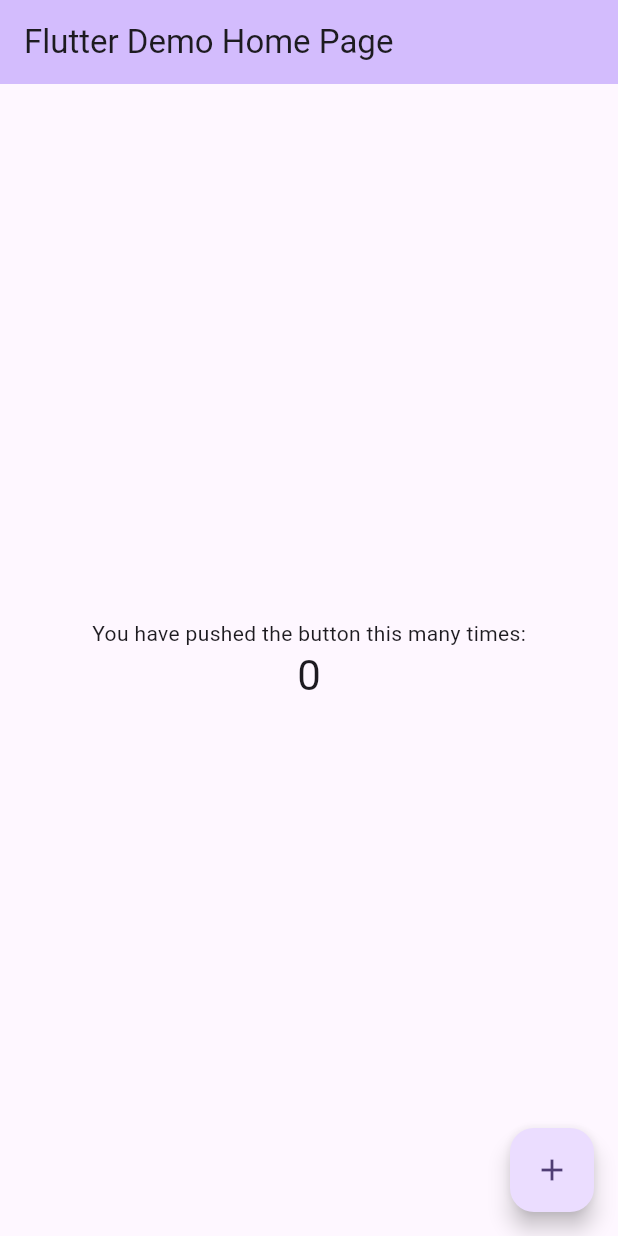
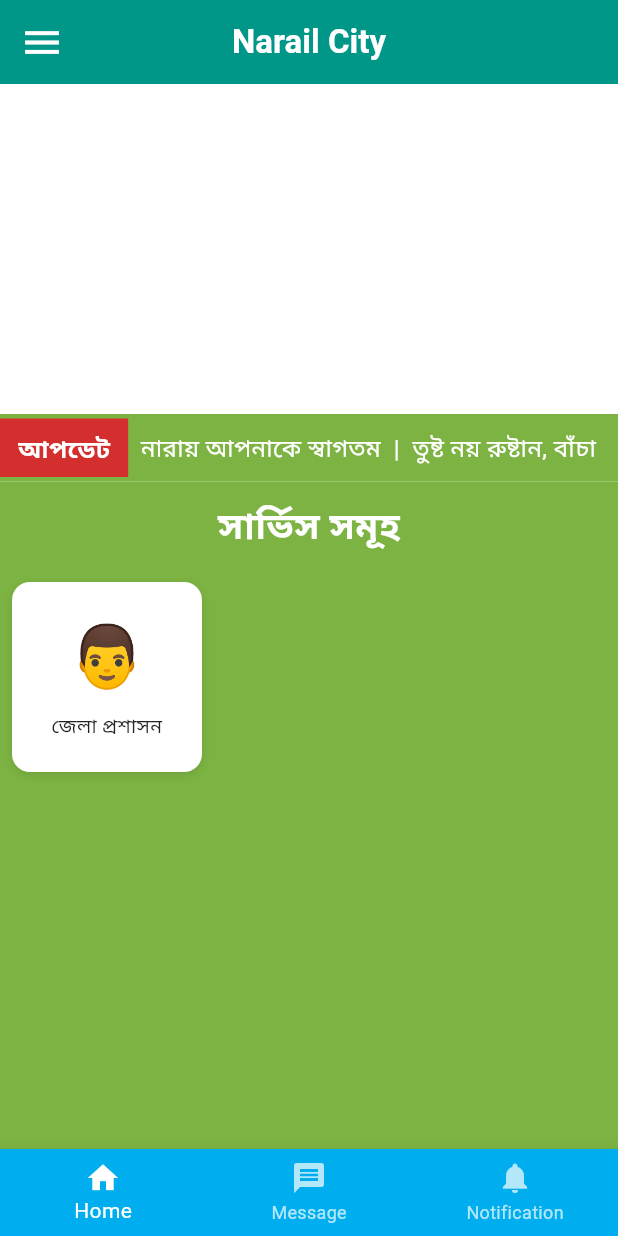
Before and after one commit to bappyguria/narail_city, a Flutter app: the screen it shows after launch, on a phone screen of 412 x 824 dp. Run offline on Flutter 3.47's test engine with Material 3 defaults, Android fonts, the phone set to English and light mode, and no system bars; our stand-ins replace cloud_firestore, firebase_core, flutter_bloc; accounts and stored records are empty.

Commit message:
UI 1 DESIGN COMPLITED

```diff
--- a/lib/main.dart
+++ b/lib/main.dart
@@ -1,122 +1,23 @@
+import 'package:firebase_core/firebase_core.dart';
 import 'package:flutter/material.dart';
+import 'package:narail_city/ui/screens/splash_screen.dart';
 
-void main() {
+Future<void> main() async {
+  WidgetsFlutterBinding.ensureInitialized();
+  await Firebase.initializeApp();
   runApp(const MyApp());
 }
 
 class MyApp extends StatelessWidget {
   const MyApp({super.key});
-
-  // This widget is the root of your application.
   @override
   Widget build(BuildContext context) {
     return MaterialApp(
       title: 'Flutter Demo',
       theme: ThemeData(
-        // This is the theme of your application.
-        //
-        // TRY THIS: Try running your application with "flutter run". You'll see
-        // the application has a purple toolbar. Then, without quitting the app,
-        // try changing the seedColor in the colorScheme below to Colors.green
-        // and then invoke "hot reload" (save your changes or press the "hot
-        // reload" button in a Flutter-supported IDE, or press "r" if you used
-        // the command line to start the app).
-        //
-        // Notice that the counter didn't reset back to zero; the application
-        // state is not lost during the reload. To reset the state, use hot
-        // restart instead.
-        //
-        // This works for code too, not just values: Most code changes can be
-        // tested with just a hot reload.
         colorScheme: ColorScheme.fromSeed(seedColor: Colors.deepPurple),
       ),
-      home: const MyHomePage(title: 'Flutter Demo Home Page'),
+      home: SplashScreen(),
     );
   }
 }
-
-class MyHomePage extends StatefulWidget {
-  const MyHomePage({super.key, required this.title});
-
-  // This widget is the home page of your application. It is stateful, meaning
-  // that it has a State object (defined below) that contains fields that affect
-  // how it looks.
-
-  // This class is the configuration for the state. It holds the values (in this
-  // case the title) provided by the parent (in this case the App widget) and
-  // used by the build method of the State. Fields in a Widget subclass are
-  // always marked "final".
-
-  final String title;
-
-  @override
-  State<MyHomePage> createState() => _MyHomePageState();
-}
-
-class _MyHomePageState extends State<MyHomePage> {
-  int _counter = 0;
-
-  void _incrementCounter() {
-    setState(() {
-      // This call to setState tells the Flutter framework that something has
-      // changed in this State, which causes it to rerun the build method below
-      // so that the display can reflect the updated values. If we changed
-      // _counter without calling setState(), then the build method would not be
-      // called again, and so nothing would appear to happen.
-      _counter++;
-    });
-  }
-
-  @override
-  Widget build(BuildContext context) {
-    // This method is rerun every time setState is called, for instance as done
-    // by the _incrementCounter method above.
-    //
-    // The Flutter framework has been optimized to make rerunning build methods
-    // fast, so that you can just rebuild anything that needs updating rather
-    // than having to individually change instances of widgets.
-    return Scaffold(
-      appBar: AppBar(
-        // TRY THIS: Try changing the color here to a specific color (to
-        // Colors.amber, perhaps?) and trigger a hot reload to see the AppBar
-        // change color while the other colors stay the same.
-        backgroundColor: Theme.of(context).colorScheme.inversePrimary,
-        // Here we take the value from the MyHomePage object that was created by
-        // the App.build method, and use it to set our appbar title.
-        title: Text(widget.title),
-      ),
-      body: Center(
-        // Center is a layout widget. It takes a single child and positions it
-        // in the middle of the parent.
-        child: Column(
-          // Column is also a layout widget. It takes a list of children and
-          // arranges them vertically. By default, it sizes itself to fit its
-          // children horizontally, and tries to be as tall as its parent.
-          //
-          // Column has various properties to control how it sizes itself and
-          // how it positions its children. Here we use mainAxisAlignment to
-          // center the children vertically; the main axis here is the vertical
-          // axis because Columns are vertical (the cross axis would be
-          // horizontal).
-          //
-          // TRY THIS: Invoke "debug painting" (choose the "Toggle Debug Paint"
-          // action in the IDE, or press "p" in the console), to see the
-          // wireframe for each widget.
-          mainAxisAlignment: MainAxisAlignment.center,
-          children: <Widget>[
-            const Text('You have pushed the button this many times:'),
-            Text(
-              '$_counter',
-              style: Theme.of(context).textTheme.headlineMedium,
-            ),
-          ],
-        ),
-      ),
-      floatingActionButton: FloatingActionButton(
-        onPressed: _incrementCounter,
-        tooltip: 'Increment',
-        child: const Icon(Icons.add),
-      ), // This trailing comma makes auto-formatting nicer for build methods.
-    );
-  }
-}
--- /dev/null
+++ b/lib/ui/screens/home_screen.dart
@@ -0,0 +1,197 @@
+import 'package:flutter/material.dart';
+import 'package:narail_city/ui/screens/zila_prosason_screen.dart';
+
+class HomeScreen extends StatelessWidget {
+  const HomeScreen({Key? key}) : super(key: key);
+
+  @override
+  Widget build(BuildContext context) {
+    return Scaffold(
+      backgroundColor: Colors.white,
+      appBar: AppBar(
+        backgroundColor: Colors.teal,
+        elevation: 0,
+        leading: IconButton(
+          icon: const Icon(Icons.menu, color: Colors.white, size: 30),
+          onPressed: () {},
+        ),
+        title: const Text(
+          'Narail City',
+          style: TextStyle(
+            color: Colors.white,
+            fontSize: 22,
+            fontWeight: FontWeight.bold,
+          ),
+        ),
+        centerTitle: true,
+      ),
+      body: Column(
+        children: [
+          // Banner Image
+          Container(
+            height: 220,
+            width: double.infinity,
+            // decoration: BoxDecoration(
+            //   image: DecorationImage(
+            //     image: NetworkImage(
+            //       'https://images.unsplash.com/photo-1554224311-beee4c75701a?w=800',
+            //     ),
+            //     fit: BoxFit.cover,
+            //   ),
+            // ),
+          ),
+
+          // Scrolling Text Banner
+          Container(
+            height: 45,
+            color: const Color(0xFF7CB342),
+            child: Row(
+              children: [
+                Container(
+                  padding: const EdgeInsets.symmetric(horizontal: 12, vertical: 8),
+                  color: Colors.red[700],
+                  child: const Text(
+                    'আপডেট',
+                    style: TextStyle(
+                      color: Colors.white,
+                      fontSize: 16,
+                      fontWeight: FontWeight.bold,
+                    ),
+                  ),
+                ),
+                Expanded(
+                  child: Container(
+                    padding: const EdgeInsets.symmetric(vertical: 8),
+                    child: const SingleChildScrollView(
+                      scrollDirection: Axis.horizontal,
+                      child: Text(
+                        '  নারায় আপনাকে স্বাগতম  |  তুষ্ট নয় রুষ্টান, বাঁচা',
+                        style: TextStyle(
+                          color: Colors.white,
+                          fontSize: 16,
+                        ),
+                      ),
+                    ),
+                  ),
+                ),
+              ],
+            ),
+          ),
+
+          // Service Title
+          Container(
+            padding: const EdgeInsets.symmetric(vertical: 12),
+            color: const Color(0xFF7CB342),
+            width: double.infinity,
+            child: const Center(
+              child: Text(
+                'সার্ভিস সমূহ',
+                style: TextStyle(
+                  color: Colors.white,
+                  fontSize: 24,
+                  fontWeight: FontWeight.bold,
+                ),
+              ),
+            ),
+          ),
+
+          // Service Grid
+          Expanded(
+            child: Container(
+              color: const Color(0xFF7CB342),
+              padding: const EdgeInsets.all(8),
+              child: GridView.count(
+                crossAxisCount: 3,
+                crossAxisSpacing: 8,
+                mainAxisSpacing: 8,
+                children: [
+                  _buildServiceCard('👨', 'জেলা প্রশাসন',(){
+                    Navigator.push(context, MaterialPageRoute(builder: (context)=> ZilaProshasonScreen()));
+                  }),
+                  // _buildServiceCard('🏛️', 'পৌরসভা/ইউনিয়ন'),
+                  // _buildServiceCard('👮', 'থানা/পুলিশ'),
+                  // _buildServiceCard('🚒', 'ফায়ার সার্ভিস'),
+                  // _buildServiceCard('🏥', 'হাসপাতাল'),
+                  // _buildServiceCard('⚡', 'বিদ্যুৎ সেবা'),
+                  // _buildServiceCard('🏫', 'শিক্ষা প্রতিষ্ঠান'),
+                  // _buildServiceCard('👨‍💼', 'সাংবাদিক'),
+                  // _buildServiceCard('👷', 'ডাক্তার'),
+                  // _buildServiceCard('🚑', 'এম্বুলেন্স'),
+                  // _buildServiceCard('👨‍✈️', 'ডেন্টাল কেয়ার'),
+                  // _buildServiceCard('🐄', 'পশু হাসপাতাল'),
+                  // _buildServiceCard('👨‍💼', 'উপদেষ্টা'),
+                  // _buildServiceCard('🚗', 'গাড়ি'),
+                  // _buildServiceCard('🌾', 'ভূমি সেবা'),
+
+                ],
+              ),
+            ),
+          ),
+        ],
+      ),
+      bottomNavigationBar: BottomNavigationBar(
+        backgroundColor: const Color(0xFF00AEEF),
+        selectedItemColor: Colors.white,
+        unselectedItemColor: Colors.white70,
+        currentIndex: 0,
+        items: const [
+          BottomNavigationBarItem(
+            icon: Icon(Icons.home),
+            label: 'Home',
+          ),
+          BottomNavigationBarItem(
+            icon: Icon(Icons.message),
+            label: 'Message',
+          ),
+          BottomNavigationBarItem(
+            icon: Icon(Icons.notifications),
+            label: 'Notification',
+          ),
+        ],
+      ),
+    );
+  }
+
+  Widget _buildServiceCard(String emoji, String label,var onTab) {
+    return GestureDetector(
+      onTap: onTab,
+      child: Container(
+        decoration: BoxDecoration(
+          color: Colors.white,
+          borderRadius: BorderRadius.circular(12),
+          boxShadow: [
+            BoxShadow(
+              color: Colors.black.withOpacity(0.1),
+              blurRadius: 4,
+              offset: const Offset(0, 2),
+            ),
+          ],
+        ),
+        child: Column(
+          mainAxisAlignment: MainAxisAlignment.center,
+          children: [
+            Text(
+              emoji,
+              style: const TextStyle(fontSize: 40),
+            ),
+            const SizedBox(height: 8),
+            Padding(
+              padding: const EdgeInsets.symmetric(horizontal: 4),
+              child: Text(
+                label,
+                textAlign: TextAlign.center,
+                style: const TextStyle(
+                  fontSize: 13,
+                  fontWeight: FontWeight.w500,
+                  color: Colors.black87,
+                ),
+                maxLines: 2,
+                overflow: TextOverflow.ellipsis,
+              ),
+            ),
+          ],
+        ),
+      ),
+    );
+  }
+}
--- a/pubspec.yaml
+++ b/pubspec.yaml
@@ -35,7 +35,10 @@ dependencies:
   # Use with the CupertinoIcons class for iOS style icons.
   cupertino_icons: ^1.0.8
   firebase_core:
-
+  cloud_firestore:
+  flutter_bloc:
+  bloc:
+  url_launcher: ^6.3.2
 dev_dependencies:
   flutter_test:
     sdk: flutter
```
Also changed, not shown: lib/bloc/zila_proshason_bloc.dart (added, +37 -0 lines), lib/models/official_model.dart (added, +25 -0 lines), lib/repositories/zila_proshason_repository.dart (added, +20 -0 lines), lib/ui/screens/splash_screen.dart (added, +75 -0 lines), lib/ui/screens/zila_prosason_screen.dart (added, +132 -0 lines), pubspec.lock, 5 other files.
